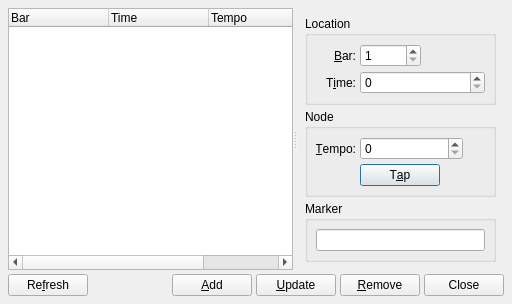
First picture: the form in src/qtractorTimeScaleForm.ui, repository rncbc/qtractor, before the edit.
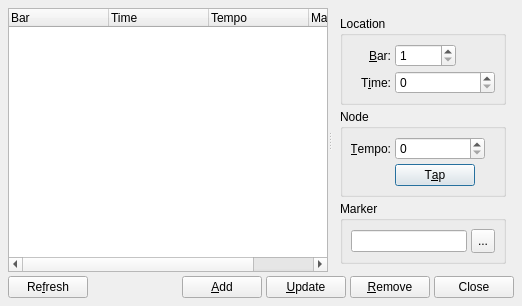
Second picture: the form after the edit. Icons and pictures are not drawn. Custom widgets are drawn as their Qt base class.

Commit message: - Ongoing integration of location markers infrastructure (time-scale   and MIDI-file support). (EXPERIMENTAL).

```diff
--- a/src/qtractorTimeScaleForm.ui
+++ b/src/qtractorTimeScaleForm.ui
@@ -26,7 +26,7 @@
    <rect>
     <x>0</x>
     <y>0</y>
-	<width>512</width>
+    <width>520</width>
 	<height>280</height>
    </rect>
   </property>
@@ -51,7 +51,7 @@
      <widget class="QTreeWidget" name="TimeScaleListView">
       <property name="minimumSize">
        <size>
-		<width>280</width>
+        <width>320</width>
 		<height>120</height>
        </size>
       </property>
@@ -266,6 +266,22 @@
             </property>
            </widget>
           </item>
+          <item row="0" column="3">
+           <widget class="QToolButton" name="MarkerColorToolButton">
+            <property name="minimumSize">
+             <size>
+              <width>24</width>
+              <height>24</height>
+             </size>
+            </property>
+            <property name="text">
+             <string>...</string>
+            </property>
+            <property name="toolTip">
+             <string>Marker color</string>
+            </property>
+           </widget>
+          </item>
          </layout>
         </widget>
        </item>
```
Left out of the diff: 5 changed lines with no effect on the pictures. Lines whose indentation alone changed are shown as unchanged. The commit also changes 2 other files.
